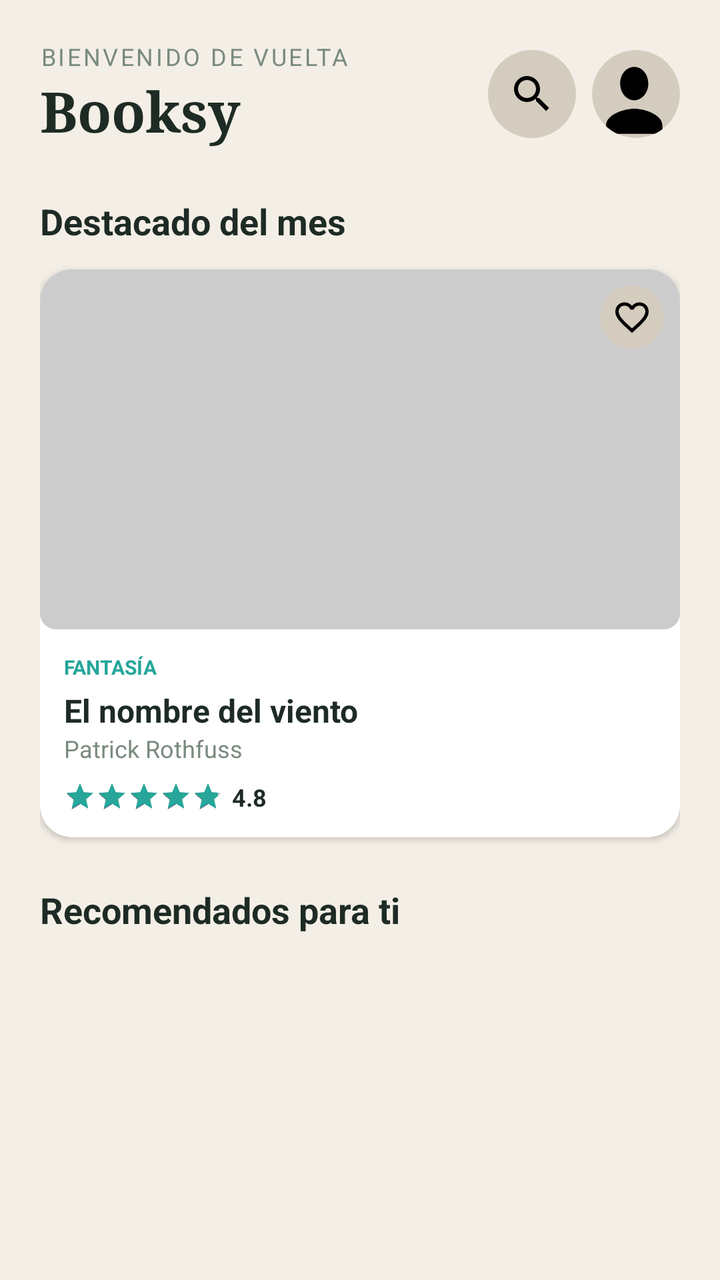
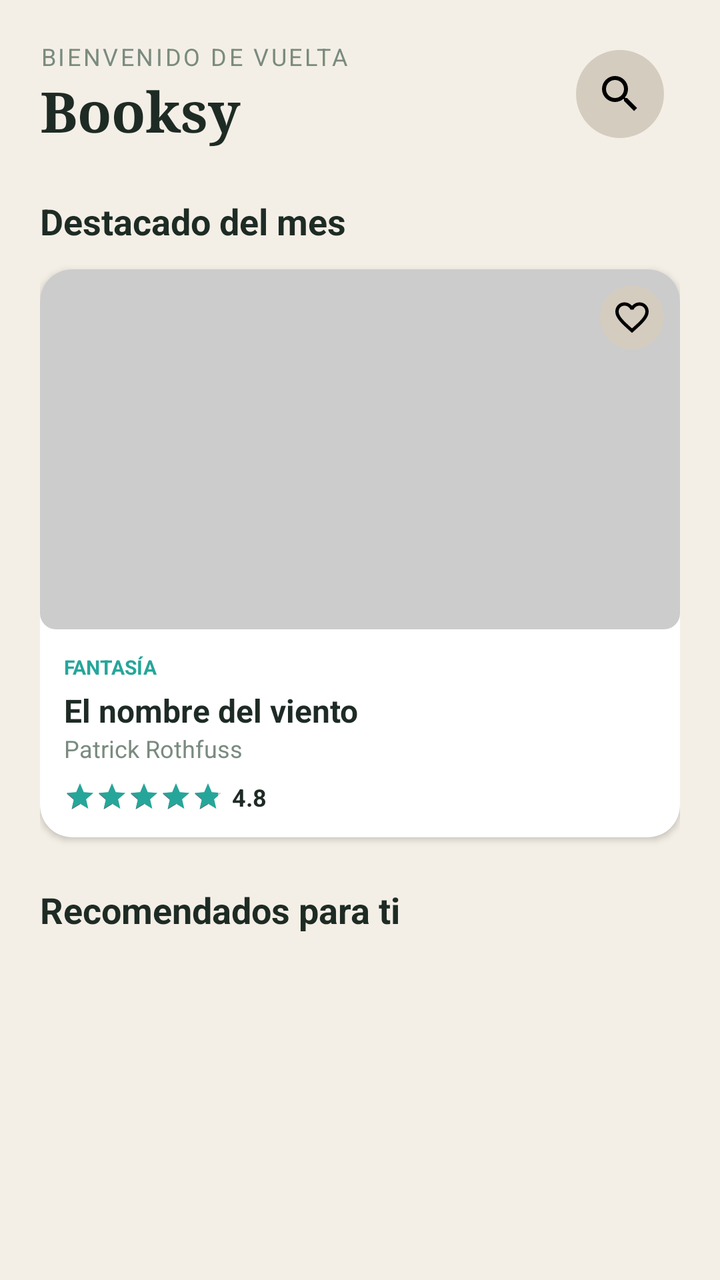

Two renders of the same Android screen: before a commit and after it. Below are the layout's source before the change and the commit's diff.
<!-- AndroidManifest.xml: application theme Theme.Booksy -->
<!-- res/layout/fragment_home.xml -->
<?xml version="1.0" encoding="utf-8"?>
<androidx.core.widget.NestedScrollView xmlns:android="http://schemas.android.com/apk/res/android"
    xmlns:app="http://schemas.android.com/apk/res-auto"
    android:layout_width="match_parent"
    android:layout_height="match_parent"
    android:background="#F4EFE6">

    <LinearLayout
        android:layout_width="match_parent"
        android:layout_height="wrap_content"
        android:orientation="vertical"
        android:padding="20dp">

        <LinearLayout
            android:layout_width="match_parent"
            android:layout_height="wrap_content"
            android:orientation="horizontal"
            android:gravity="center_vertical">

            <LinearLayout
                android:layout_width="0dp"
                android:layout_height="wrap_content"
                android:layout_weight="1"
                android:orientation="vertical">

                <TextView
                    android:layout_width="wrap_content"
                    android:layout_height="wrap_content"
                    android:text="BIENVENIDO DE VUELTA"
                    android:textSize="12sp"
                    android:letterSpacing="0.1"
                    android:textColor="#7A8B7F" />

                <TextView
                    android:layout_width="wrap_content"
                    android:layout_height="wrap_content"
                    android:text="Booksy"
                    android:textSize="28sp"
                    android:textStyle="bold"
                    android:fontFamily="serif"
                    android:textColor="#1E2B25" />

            </LinearLayout>

            <LinearLayout
                android:layout_width="wrap_content"
                android:layout_height="wrap_content"
                android:orientation="horizontal">

                <ImageView
                    android:id="@+id/ivSearch"
                    android:layout_width="44dp"
                    android:layout_height="44dp"
                    android:padding="10dp"
                    android:layout_marginEnd="8dp"
                    android:background="@drawable/circulo_boton"
                    android:src="@drawable/ic_search"
                    android:contentDescription="Buscar" />

                <ImageView
                    android:id="@+id/ivProfile"
                    android:layout_width="44dp"
                    android:layout_height="44dp"
                    android:scaleType="centerCrop"
                    android:src="@drawable/menu_perfil_svg"
                    android:contentDescription="Perfil"
                    android:clipToOutline="true"
                    android:background="@drawable/circulo_boton"/>
            </LinearLayout>

        </LinearLayout>

        
        <TextView
            android:layout_width="wrap_content"
            android:layout_height="wrap_content"
            android:layout_marginTop="24dp"
            android:layout_marginBottom="12dp"
            android:text="Destacado del mes"
            android:textSize="18sp"
            android:textStyle="bold"
            android:textColor="#1E2B25" />

        <include
            android:id="@+id/incluirDestacado"
            layout="@layout/item_libro"
            android:layout_width="match_parent"
            android:layout_height="wrap_content" />

        
        <TextView
            android:layout_width="wrap_content"
            android:layout_height="wrap_content"
            android:layout_marginTop="24dp"
            android:layout_marginBottom="12dp"
            android:text="Recomendados para ti"
            android:textSize="18sp"
            android:textStyle="bold"
            android:textColor="#1E2B25" />

        
        <HorizontalScrollView
            android:layout_width="match_parent"
            android:layout_height="wrap_content"
            android:scrollbars="none"
            android:layout_marginBottom="12dp">

            <LinearLayout
                android:id="@+id/containerFiltros"
                android:layout_width="wrap_content"
                android:layout_height="wrap_content"
                android:orientation="horizontal" />
        </HorizontalScrollView>

        <androidx.recyclerview.widget.RecyclerView
            android:id="@+id/rvRecomendados"
            android:layout_width="match_parent"
            android:layout_height="wrap_content"
            android:orientation="vertical"
            android:nestedScrollingEnabled="false" />

    </LinearLayout>
</androidx.core.widget.NestedScrollView>
<!-- res/layout/item_libro.xml (included above) -->
<?xml version="1.0" encoding="utf-8"?>
<androidx.cardview.widget.CardView xmlns:android="http://schemas.android.com/apk/res/android"
    xmlns:app="http://schemas.android.com/apk/res-auto"
    android:layout_width="170dp"
    android:layout_height="wrap_content"
    android:layout_margin="8dp"
    app:cardCornerRadius="16dp"
    app:cardElevation="2dp"
    app:cardBackgroundColor="#FFFFFF">

    <LinearLayout
        android:layout_width="match_parent"
        android:layout_height="wrap_content"
        android:orientation="vertical">

        <FrameLayout
            android:layout_width="match_parent"
            android:layout_height="180dp">

            <ImageView
                android:id="@+id/ivPortadaLibro"
                android:layout_width="match_parent"
                android:layout_height="match_parent"
                android:scaleType="centerCrop"
                android:src="@drawable/portada_destacado" />

            <ImageView
                android:id="@+id/ivFavoritoLibro"
                android:layout_width="32dp"
                android:layout_height="32dp"
                android:layout_gravity="top|end"
                android:layout_margin="8dp"
                android:background="@drawable/circulo_boton"
                android:padding="6dp"
                android:src="@drawable/ic_heart_outline" />
        </FrameLayout>

        <LinearLayout
            android:layout_width="match_parent"
            android:layout_height="wrap_content"
            android:orientation="vertical"
            android:padding="12dp">

            <TextView
                android:id="@+id/tvCategoriaLibro"
                android:layout_width="wrap_content"
                android:layout_height="wrap_content"
                android:text="FANTASÍA"
                android:textColor="#26A69A"
                android:textSize="10sp"
                android:textStyle="bold" />

            <TextView
                android:id="@+id/tvTituloLibro"
                android:layout_width="match_parent"
                android:layout_height="wrap_content"
                android:layout_marginTop="4dp"
                android:text="El nombre del viento"
                android:textColor="#1E2B25"
                android:textSize="16sp"
                android:textStyle="bold"
                android:maxLines="1"
                android:ellipsize="end" />

            <TextView
                android:id="@+id/tvAutorLibro"
                android:layout_width="match_parent"
                android:layout_height="wrap_content"
                android:text="Patrick Rothfuss"
                android:textColor="#7A8B7F"
                android:textSize="12sp"
                android:maxLines="1" />

            <LinearLayout
                android:layout_width="wrap_content"
                android:layout_height="wrap_content"
                android:layout_marginTop="8dp"
                android:orientation="horizontal"
                android:gravity="center_vertical">

                <RatingBar
                    android:id="@+id/ratingBar"
                    style="?android:attr/ratingBarStyleSmall"
                    android:layout_width="wrap_content"
                    android:layout_height="wrap_content"
                    android:progressTint="#26A69A"
                    android:isIndicator="true"
                    android:numStars="5"
                    android:stepSize="0.1"
                    android:rating="4.8" />

                <TextView
                    android:id="@+id/tvCalificacionLibro"
                    android:layout_width="wrap_content"
                    android:layout_height="wrap_content"
                    android:layout_marginStart="4dp"
                    android:text="4.8"
                    android:textSize="12sp"
                    android:textColor="#1E2B25"
                    android:textStyle="bold"/>
            </LinearLayout>
        </LinearLayout>
    </LinearLayout>
</androidx.cardview.widget.CardView>
<!-- resources referenced by this layout -->
<resources>
  <!-- drawable circulo_boton (drawable) -->
  <?xml version="1.0" encoding="utf-8"?>
  <shape xmlns:android="http://schemas.android.com/apk/res/android"
      android:shape="oval">
      <solid android:color="@color/circulo_gris" />
  </shape>
  <!-- drawable ic_heart_outline (drawable) -->
  <vector xmlns:android="http://schemas.android.com/apk/res/android" android:width="24dp" android:height="24dp" android:viewportWidth="24" android:viewportHeight="24"><path android:fillColor="#FF000000" android:pathData="M12.1,18.55L12,18.65L11.89,18.55C7.14,14.24 4,11.39 4,8.5C4,6.5 5.5,5 7.5,5C9.04,5 10.54,6 11.07,7.36H12.93C13.46,6 14.96,5 16.5,5C18.5,5 20,6.5 20,8.5C20,11.39 16.86,14.24 12.1,18.55M16.5,3C14.76,3 13.09,3.81 12,5.08C10.91,3.81 9.24,3 7.5,3C4.42,3 2,5.41 2,8.5C2,12.27 5.4,15.36 10.55,20.03L12,21.35L13.45,20.03C18.6,15.36 22,12.27 22,8.5C22,5.41 19.58,3 16.5,3Z"/></vector>
  <!-- drawable ic_search (drawable) -->
  <vector xmlns:android="http://schemas.android.com/apk/res/android" android:width="24dp" android:height="24dp" android:viewportWidth="24" android:viewportHeight="24"><path android:fillColor="#FF000000" android:pathData="M15.5,14H14.71L14.43,13.73C15.41,12.59 16,11.11 16,9.5A6.5,6.5 0 0,0 9.5,3A6.5,6.5 0 0,0 3,9.5A6.5,6.5 0 0,0 9.5,16C11.11,16 12.59,15.41 13.73,14.43L14,14.71V15.5L19,20.5L20.5,19L15.5,14M9.5,14C7,14 5,12 5,9.5C5,7 7,5 9.5,5C12,5 14,7 14,9.5C14,12 12,14 9.5,14Z"/></vector>
  <!-- drawable menu_perfil_svg (drawable) -->
  <vector xmlns:android="http://schemas.android.com/apk/res/android"
      android:width="17dp"
      android:height= "17dp"
      android:viewportWidth="25"
      android:viewportHeight="21">
    <path
        android:pathData="M12,12c2.21,0 4,-1.79 4,-4s-1.79,-4 -4,-4 -4,1.79 -4,4 1.79,4 4,4zM12,14c-2.67,0 -8,1.34 -8,4v2h16v-2c0,-2.66 -5.33,-4 -8,-4z"
        android:fillColor="#000000"/>
  </vector>
  <!-- drawable portada_destacado (drawable) -->
  <shape xmlns:android="http://schemas.android.com/apk/res/android" android:shape="rectangle"><solid android:color="#CCCCCC"/><corners android:radius="8dp"/></shape>
  <style name="Theme.Booksy" parent="Base.Theme.Booksy" />
  <color name="circulo_gris">#D4CCBF</color>
  <style name="Base.Theme.Booksy" parent="Theme.Material3.DayNight.NoActionBar">
          
          
      </style>
</resources>

<!-- the commit's change to res/layout/fragment_home.xml (unified diff, before → after) -->
@@ -57,15 +57,6 @@
                     android:src="@drawable/ic_search"
                     android:contentDescription="Buscar" />
 
-                <ImageView
-                    android:id="@+id/ivProfile"
-                    android:layout_width="44dp"
-                    android:layout_height="44dp"
-                    android:scaleType="centerCrop"
-                    android:src="@drawable/menu_perfil_svg"
-                    android:contentDescription="Perfil"
-                    android:clipToOutline="true"
-                    android:background="@drawable/circulo_boton"/>
             </LinearLayout>
 
         </LinearLayout>
<!-- resource entries referenced after the edit -->
@@ -10,16 +10,6 @@
   <vector xmlns:android="http://schemas.android.com/apk/res/android" android:width="24dp" android:height="24dp" android:viewportWidth="24" android:viewportHeight="24"><path android:fillColor="#FF000000" android:pathData="M12.1,18.55L12,18.65L11.89,18.55C7.14,14.24 4,11.39 4,8.5C4,6.5 5.5,5 7.5,5C9.04,5 10.54,6 11.07,7.36H12.93C13.46,6 14.96,5 16.5,5C18.5,5 20,6.5 20,8.5C20,11.39 16.86,14.24 12.1,18.55M16.5,3C14.76,3 13.09,3.81 12,5.08C10.91,3.81 9.24,3 7.5,3C4.42,3 2,5.41 2,8.5C2,12.27 5.4,15.36 10.55,20.03L12,21.35L13.45,20.03C18.6,15.36 22,12.27 22,8.5C22,5.41 19.58,3 16.5,3Z"/></vector>
   <!-- drawable ic_search (drawable) -->
   <vector xmlns:android="http://schemas.android.com/apk/res/android" android:width="24dp" android:height="24dp" android:viewportWidth="24" android:viewportHeight="24"><path android:fillColor="#FF000000" android:pathData="M15.5,14H14.71L14.43,13.73C15.41,12.59 16,11.11 16,9.5A6.5,6.5 0 0,0 9.5,3A6.5,6.5 0 0,0 3,9.5A6.5,6.5 0 0,0 9.5,16C11.11,16 12.59,15.41 13.73,14.43L14,14.71V15.5L19,20.5L20.5,19L15.5,14M9.5,14C7,14 5,12 5,9.5C5,7 7,5 9.5,5C12,5 14,7 14,9.5C14,12 12,14 9.5,14Z"/></vector>
-  <!-- drawable menu_perfil_svg (drawable) -->
-  <vector xmlns:android="http://schemas.android.com/apk/res/android"
-      android:width="17dp"
-      android:height= "17dp"
-      android:viewportWidth="25"
-      android:viewportHeight="21">
-    <path
-        android:pathData="M12,12c2.21,0 4,-1.79 4,-4s-1.79,-4 -4,-4 -4,1.79 -4,4 1.79,4 4,4zM12,14c-2.67,0 -8,1.34 -8,4v2h16v-2c0,-2.66 -5.33,-4 -8,-4z"
-        android:fillColor="#000000"/>
-  </vector>
   <!-- drawable portada_destacado (drawable) -->
   <shape xmlns:android="http://schemas.android.com/apk/res/android" android:shape="rectangle"><solid android:color="#CCCCCC"/><corners android:radius="8dp"/></shape>
   <style name="Theme.Booksy" parent="Base.Theme.Booksy" />
